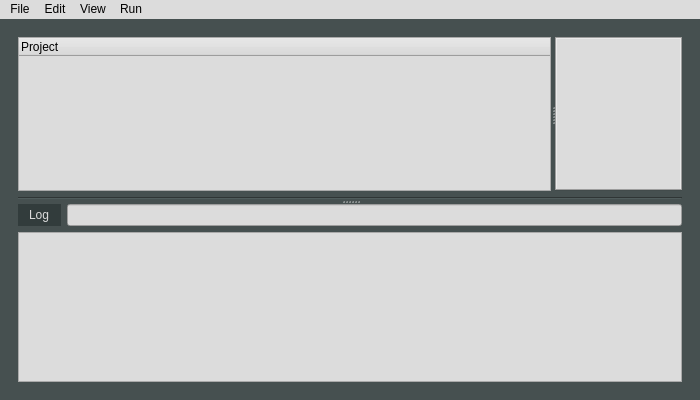
OSUDSL/pydre, file gui/ui_files/mainwindow.ui: the form before one commit.
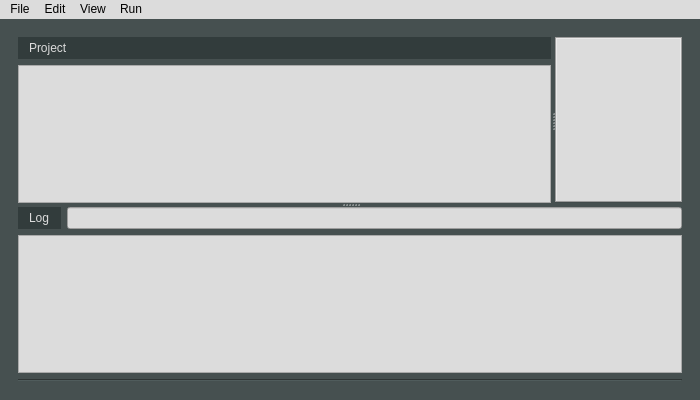
The form after the commit. The open tabs and pages were chosen to show the change. Icons and pictures are not drawn.

The edit to the form file:
```diff
--- a/gui/ui_files/mainwindow.ui
+++ b/gui/ui_files/mainwindow.ui
@@ -187,24 +187,43 @@
        </layout>
       </widget>
       <widget class="QWidget" name="page_2">
-       <layout class="QVBoxLayout" name="verticalLayout_11">
+       <layout class="QVBoxLayout" name="verticalLayout_9">
         <item>
          <widget class="QSplitter" name="mvsplitter">
           <property name="orientation">
            <enum>Qt::Vertical</enum>
           </property>
-          <widget class="QWidget" name="layoutWidget">
-           <layout class="QVBoxLayout" name="verticalLayout_9">
-            <item>
              <widget class="QSplitter" name="mhsplitter">
               <property name="orientation">
                <enum>Qt::Horizontal</enum>
               </property>
+           <widget class="QWidget" name="">
+            <layout class="QVBoxLayout" name="verticalLayout_8">
+             <item>
+              <widget class="QLabel" name="label_6">
+               <property name="styleSheet">
+                <string notr="true">color: rgb(220, 220, 220);
+background-color: rgb(50, 60, 60);
+padding-left: 8px;
+padding-right: 8px;
+padding-top: 4px;
+padding-bottom: 4px;
+font: 75 10pt &quot;Arial&quot;;</string>
+               </property>
+               <property name="text">
+                <string>Project</string>
+               </property>
+              </widget>
+             </item>
+             <item>
               <widget class="QTreeWidget" name="treeWidget">
                <property name="styleSheet">
                 <string notr="true">background-color: rgb(220, 220, 220);
 </string>
                </property>
+               <property name="headerHidden">
+                <bool>true</bool>
+               </property>
                <column>
                 <property name="text">
                  <string notr="true">Project</string>
@@ -218,6 +237,9 @@
                 </property>
                </column>
               </widget>
+             </item>
+            </layout>
+           </widget>
               <widget class="QTabWidget" name="pfile_tab">
                <property name="focusPolicy">
                 <enum>Qt::TabFocus</enum>
@@ -240,19 +262,6 @@
                </property>
               </widget>
              </widget>
-            </item>
-            <item>
-             <widget class="Line" name="line_2">
-              <property name="styleSheet">
-               <string notr="true"/>
-              </property>
-              <property name="orientation">
-               <enum>Qt::Horizontal</enum>
-              </property>
-             </widget>
-            </item>
-           </layout>
-          </widget>
           <widget class="QWidget" name="layoutWidget">
            <layout class="QVBoxLayout" name="verticalLayout_3">
             <item>
@@ -295,6 +304,16 @@
           </widget>
          </widget>
         </item>
+        <item>
+         <widget class="Line" name="line_2">
+          <property name="styleSheet">
+           <string notr="true"/>
+          </property>
+          <property name="orientation">
+           <enum>Qt::Horizontal</enum>
+          </property>
+         </widget>
+        </item>
        </layout>
       </widget>
       <widget class="QWidget" name="page_3">
```
Lines whose indentation alone changed are shown as unchanged.
